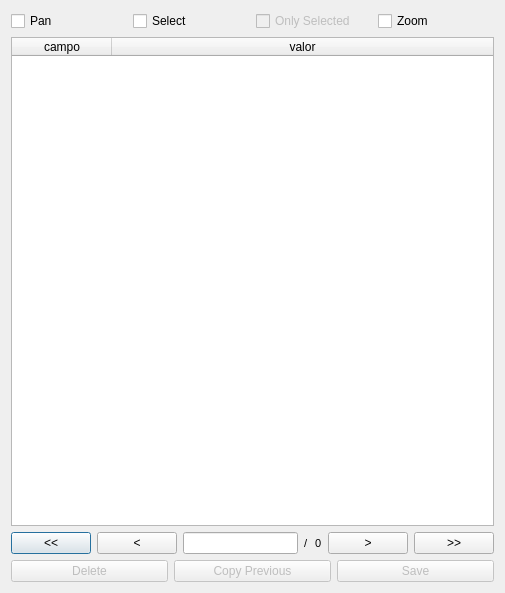
This is ui/base_panel.ui in fpsampayo/qgis-navtable as Qt 5 draws it before an edit. The edited form follows.
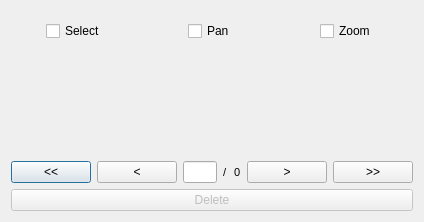
This is the edited form.

Commit message: Added support to qgis QgsAttributeDialog.

The edit to the form file:
```diff
--- a/ui/base_panel.ui
+++ b/ui/base_panel.ui
@@ -6,8 +6,8 @@
    <rect>
     <x>0</x>
     <y>0</y>
-    <width>505</width>
-    <height>593</height>
+    <width>424</width>
+    <height>222</height>
    </rect>
   </property>
   <property name="sizePolicy">
@@ -27,18 +27,20 @@
      </property>
      <item>
       <layout class="QHBoxLayout" name="horizontalLayout">
-       <item>
-        <widget class="QCheckBox" name="panCB">
-         <property name="text">
-          <string>Pan</string>
-         </property>
-        </widget>
-       </item>
-       <item>
+       <property name="spacing">
+        <number>6</number>
+       </property>
+       <property name="topMargin">
+        <number>10</number>
+       </property>
+       <item alignment="Qt::AlignHCenter">
         <widget class="QCheckBox" name="selectCB">
          <property name="enabled">
           <bool>true</bool>
          </property>
+         <property name="layoutDirection">
+          <enum>Qt::LeftToRight</enum>
+         </property>
          <property name="text">
           <string>Select</string>
          </property>
@@ -47,17 +49,14 @@
          </property>
         </widget>
        </item>
-       <item>
-        <widget class="QCheckBox" name="onlySelectedCB">
-         <property name="enabled">
-          <bool>false</bool>
-         </property>
+       <item alignment="Qt::AlignHCenter">
+        <widget class="QCheckBox" name="panCB">
          <property name="text">
-          <string>Only Selected</string>
+          <string>Pan</string>
          </property>
         </widget>
        </item>
-       <item>
+       <item alignment="Qt::AlignHCenter">
         <widget class="QCheckBox" name="zoomCB">
          <property name="text">
           <string>Zoom</string>
@@ -67,41 +66,19 @@
       </layout>
      </item>
      <item>
-      <widget class="QTableWidget" name="attrsTable">
-       <property name="alternatingRowColors">
-        <bool>true</bool>
+      <widget class="QWidget" name="widget_form" native="true">
+       <property name="sizePolicy">
+        <sizepolicy hsizetype="Expanding" vsizetype="Expanding">
+         <horstretch>0</horstretch>
+         <verstretch>0</verstretch>
+        </sizepolicy>
        </property>
-       <property name="selectionMode">
-        <enum>QAbstractItemView::SingleSelection</enum>
+       <property name="minimumSize">
+        <size>
+         <width>0</width>
+         <height>0</height>
+        </size>
        </property>
-       <property name="sortingEnabled">
-        <bool>false</bool>
-       </property>
-       <attribute name="horizontalHeaderVisible">
-        <bool>true</bool>
-       </attribute>
-       <attribute name="horizontalHeaderCascadingSectionResizes">
-        <bool>false</bool>
-       </attribute>
-       <attribute name="horizontalHeaderShowSortIndicator" stdset="0">
-        <bool>true</bool>
-       </attribute>
-       <attribute name="horizontalHeaderStretchLastSection">
-        <bool>true</bool>
-       </attribute>
-       <attribute name="verticalHeaderStretchLastSection">
-        <bool>false</bool>
-       </attribute>
-       <column>
-        <property name="text">
-         <string>campo</string>
-        </property>
-       </column>
-       <column>
-        <property name="text">
-         <string>valor</string>
-        </property>
-       </column>
       </widget>
      </item>
      <item>
@@ -185,26 +162,6 @@
          </property>
         </widget>
        </item>
-       <item>
-        <widget class="QPushButton" name="pushButton_2">
-         <property name="enabled">
-          <bool>false</bool>
-         </property>
-         <property name="text">
-          <string>Copy Previous</string>
-         </property>
-        </widget>
-       </item>
-       <item>
-        <widget class="QPushButton" name="pushButton_4">
-         <property name="enabled">
-          <bool>false</bool>
-         </property>
-         <property name="text">
-          <string>Save</string>
-         </property>
-        </widget>
-       </item>
       </layout>
      </item>
     </layout>
```
Left out of the diff: 2 changed lines with no effect on the pictures. The commit also changes 2 other files.
